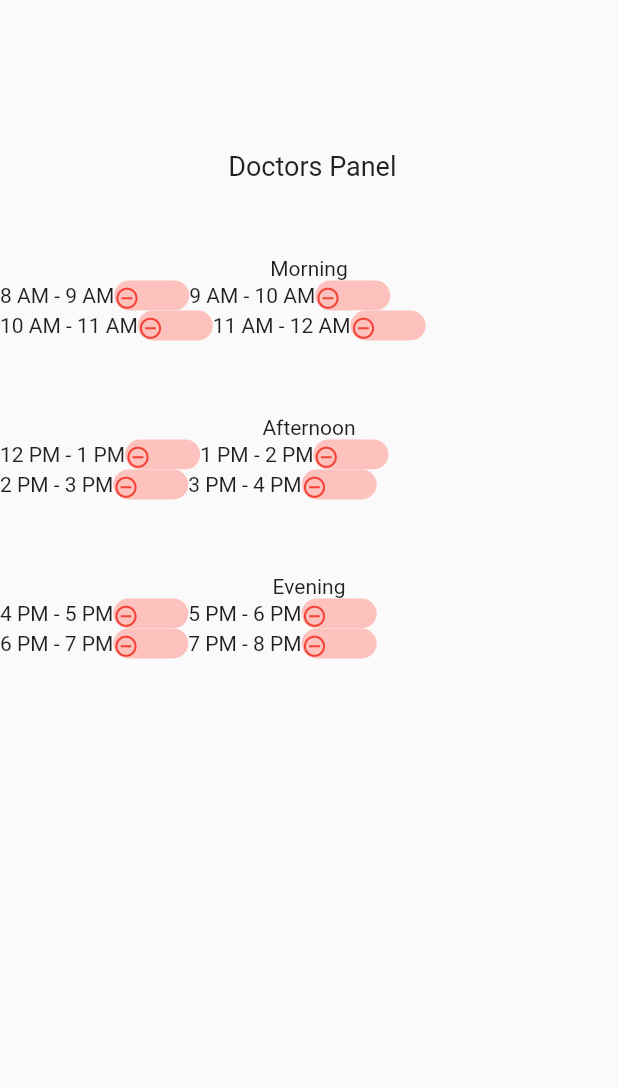
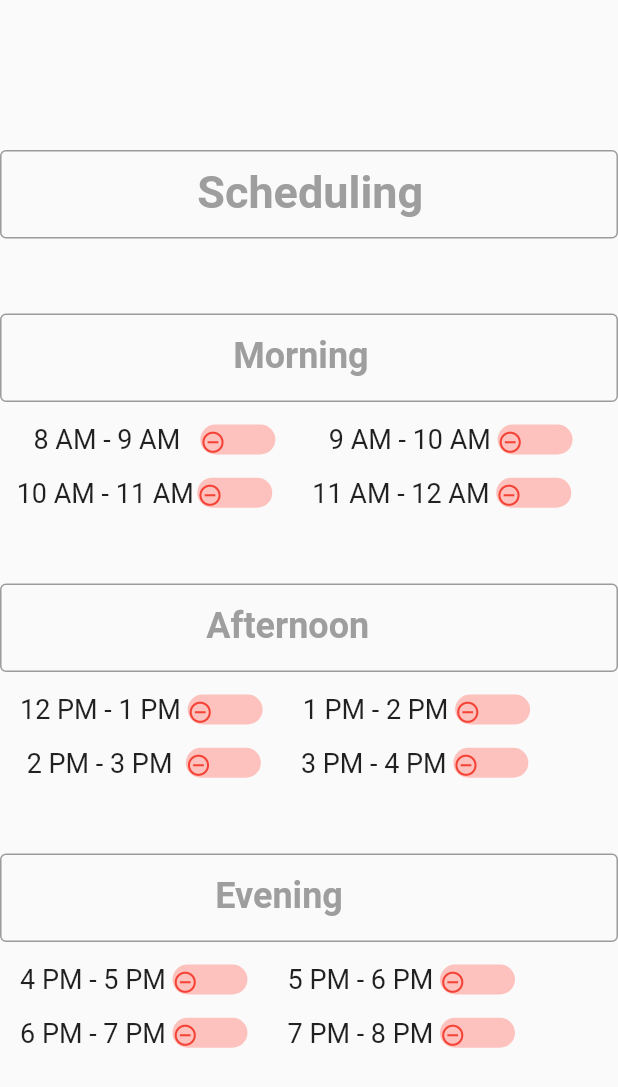
Before and after one commit to KhushiiBiswas/vcure_dr, a Flutter app: the screen it shows after launch, on a phone screen of 412 x 824 dp. Shown: the top 1087 px of the screen. Run offline on Flutter 3.47's test engine with Material 2 defaults, Android fonts, the phone set to English and light mode, and no system bars.

Commit message:
Tried to make it look beautiful

```diff
--- a/lib/pages/slots/slots.dart
+++ b/lib/pages/slots/slots.dart
@@ -17,26 +17,50 @@ import 'package:vcure_doctors/components/location_drpdown.dart';
      return Material(
             child: SingleChildScrollView(
 
+
             child: Padding(
               padding: const EdgeInsets.only(top: 100),
               child: Column(
-              children: [
+                mainAxisAlignment: MainAxisAlignment.center,
 
-               Text("  Doctors Panel ",style: TextStyle(fontSize: 18),),
+                children: [
+                  const TextField(
+                   obscureText: true,
+                    decoration: InputDecoration(
+                     border: OutlineInputBorder(),
+
+                      labelStyle: TextStyle(color: Colors.grey,fontSize: 30,fontWeight: FontWeight.bold),
+                      labelText: '                Scheduling   ',
+                    ),
+                  ),
+               //Text("  Scheduling ",style: TextStyle(fontSize: 30,fontWeight: FontWeight.bold,color: Colors.grey),overflow: TextOverflow.ellipsis,Dec),
                Padding(
                  padding: const EdgeInsets.only(top: 50),
                  child: Column(
 
                    children: [
-                     Text("  Morning  "),
+                     const TextField(
+
+                       obscureText: true,
+                       decoration: InputDecoration(
+                       border: OutlineInputBorder(),
+
+                      labelStyle: TextStyle(color: Colors.grey,fontSize: 24,fontWeight: FontWeight.bold,),
+                      labelText: '                        Morning   ',
+                    ),
+                  ),
                      Row(
                        children:[
-                         Row(children: [
-                           Text("8 AM - 9 AM"),
+                         Padding(
+                           padding: const EdgeInsets.only(top: 50),
+                         ),
+
+                          Row(children: [
+                           Text("  8 AM - 9 AM      ",textAlign: TextAlign.center,style: TextStyle(fontSize: 18),),
                            CustomToggle()
                          ],),
                          Row(children: [
-                           Text("9 AM - 10 AM"),
+                           Text("       9 AM - 10 AM  ",textAlign: TextAlign.center,style: TextStyle(fontSize: 18),),
                            CustomToggle()
                          ],),
 
@@ -44,12 +68,16 @@ import 'package:vcure_doctors/components/location_drpdown.dart';
                      ),
                       Row(
                        children:[
+
+                         Padding(
+                           padding: const EdgeInsets.only(top: 20),
+                         ),
                          Row(children: [
-                           Text("10 AM - 11 AM"),
+                           Text("  10 AM - 11 AM ",textAlign: TextAlign.center,style: TextStyle(fontSize: 18),),
                            CustomToggle()
                          ],),
                          Row(children: [
-                           Text("11 AM - 12 AM"),
+                           Text("     11 AM - 12 AM  ",textAlign: TextAlign.center,style: TextStyle(fontSize: 18),),
                            CustomToggle()
                          ],),
 
@@ -65,15 +93,29 @@ import 'package:vcure_doctors/components/location_drpdown.dart';
                  child: Column(
 
                    children: [
-                     Text("  Afternoon  "),
+                     const TextField(
+                   obscureText: true,
+                    decoration: InputDecoration(
+                     border: OutlineInputBorder(),
+
+                      labelStyle: TextStyle(color: Colors.grey,fontSize: 24,fontWeight: FontWeight.bold),
+                      labelText: '                     Afternoon   ',
+                    ),
+                  ),
                      Row(
                        children:[
+
+                         Padding(
+                           padding: const EdgeInsets.only(top: 50),
+                         ),
                          Row(children: [
-                           Text("12 PM - 1 PM"),
+                           Text("  12 PM - 1 PM  ",textAlign: TextAlign.center,style: TextStyle(fontSize: 18),),
                            CustomToggle()
                          ],),
+
+
                          Row(children: [
-                           Text("1 PM - 2 PM"),
+                           Text("     1 PM - 2 PM  ",textAlign: TextAlign.center,style: TextStyle(fontSize: 18),),
                            CustomToggle()
                          ],),
 
@@ -81,12 +123,18 @@ import 'package:vcure_doctors/components/location_drpdown.dart';
                      ),
                       Row(
                        children:[
+
+                         Padding(
+                           padding: const EdgeInsets.only(top: 20),
+                         ),
                          Row(children: [
-                           Text("2 PM - 3 PM"),
+                           Text("  2 PM - 3 PM    ",textAlign: TextAlign.center,style: TextStyle(fontSize: 18),),
                            CustomToggle()
                          ],),
+
+
                          Row(children: [
-                           Text("3 PM - 4 PM"),
+                           Text("     3 PM - 4 PM  ",textAlign: TextAlign.center,style: TextStyle(fontSize: 18),),
                            CustomToggle()
                          ],),
 
@@ -102,15 +150,29 @@ import 'package:vcure_doctors/components/location_drpdown.dart';
                  child: Column(
 
                    children: [
-                     Text("  Evening  "),
+                     const TextField(
+                   obscureText: true,
+                    decoration: InputDecoration(
+                     border: OutlineInputBorder(),
+
+                      labelStyle: TextStyle(color: Colors.grey,fontSize: 24,fontWeight: FontWeight.bold),
+                      labelText: '                      Evening  ',
+                    ),
+                  ),
                      Row(
                        children:[
+
+                         Padding(
+                           padding: const EdgeInsets.only(top: 50),
+                         ),
                          Row(children: [
-                           Text("4 PM - 5 PM"),
+                           Text("  4 PM - 5 PM  ",textAlign: TextAlign.center,style: TextStyle(fontSize: 18),),
                            CustomToggle()
                          ],),
+
+
                          Row(children: [
-                           Text("5 PM - 6 PM"),
+                           Text("     5 PM - 6 PM  ",textAlign: TextAlign.center,style: TextStyle(fontSize: 18),),
                            CustomToggle()
                          ],),
 
@@ -118,12 +180,17 @@ import 'package:vcure_doctors/components/location_drpdown.dart';
                      ),
                       Row(
                        children:[
+
+                         Padding(
+                           padding: const EdgeInsets.only(top: 20),
+                         ),
                          Row(children: [
-                           Text("6 PM - 7 PM"),
+                           Text("  6 PM - 7 PM  ",textAlign: TextAlign.center,style: TextStyle(fontSize: 18),),
                            CustomToggle()
                          ],),
+
                          Row(children: [
-                           Text("7 PM - 8 PM"),
+                           Text("     7 PM - 8 PM  ",textAlign: TextAlign.center,style: TextStyle(fontSize: 18),),
                            CustomToggle()
                          ],),
 
```
